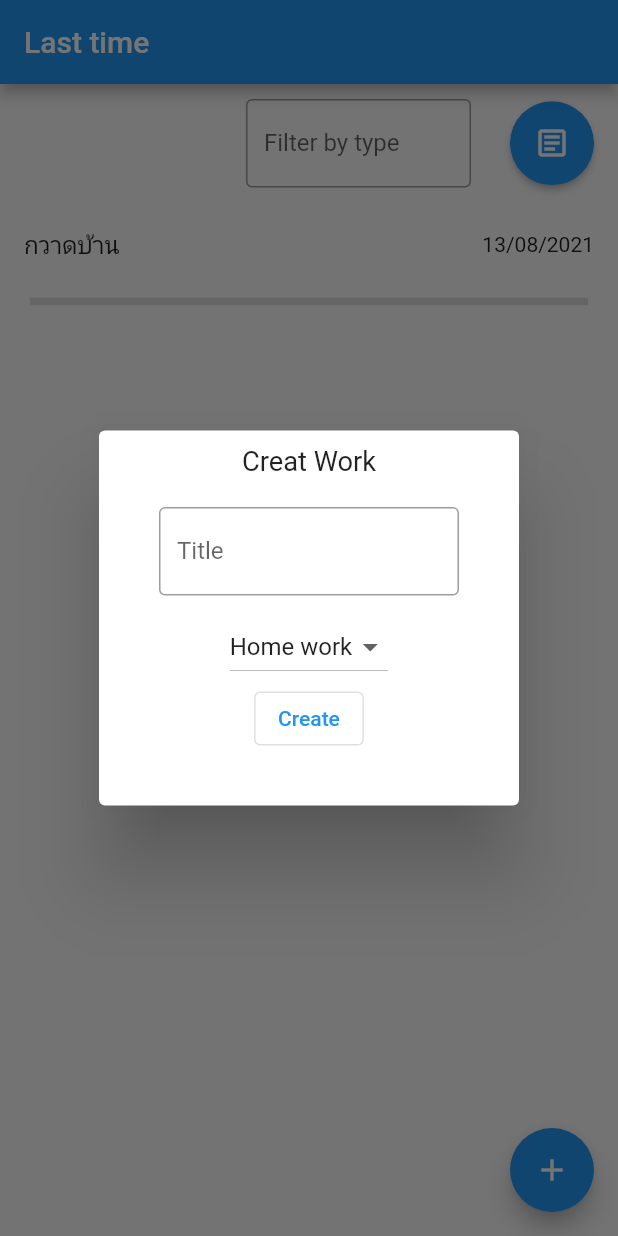
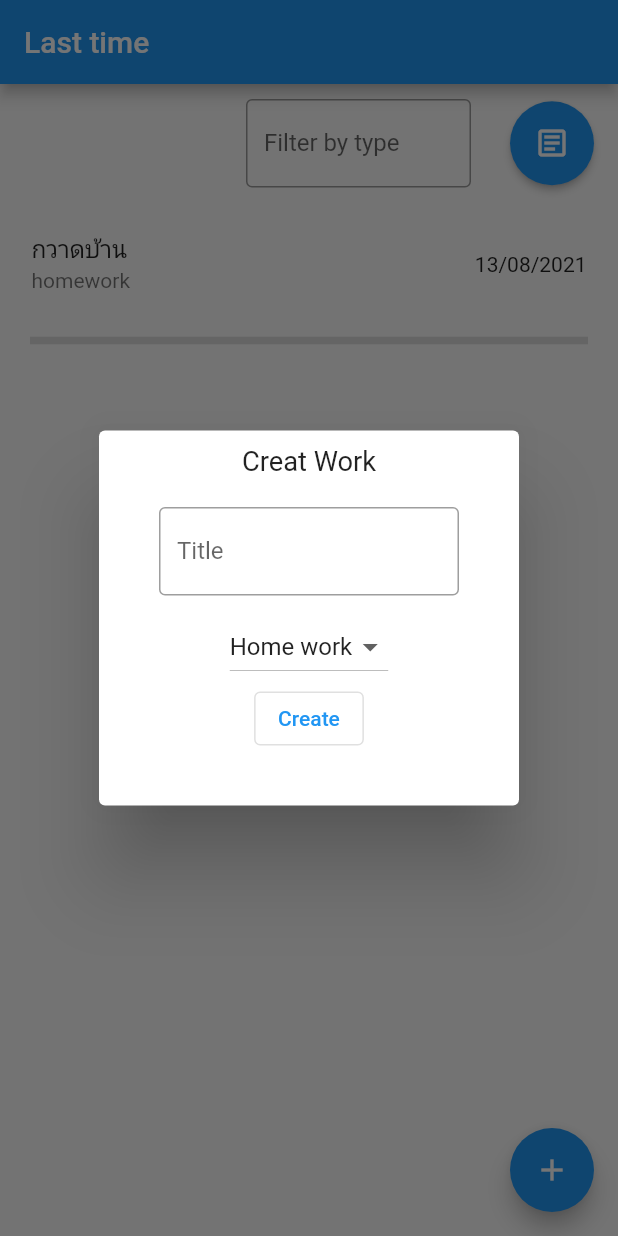
Before and after one commit to 6210110346/lasttime_midterm, a Flutter app: the screen it shows after launch, after a tap on the "add" icon, on a phone screen of 412 x 824 dp. Run offline on Flutter 3.47's test engine with Material 2 defaults, Android fonts, the phone set to English and light mode, and no system bars; our stand-ins replace hive, hive_flutter; accounts and stored records are empty.

Commit message:
debug dropdownbutton issue but have bug at  add new data

```diff
--- a/lib/pages/home_page.dart
+++ b/lib/pages/home_page.dart
@@ -2,6 +2,7 @@ import 'package:flutter/cupertino.dart';
 import 'package:flutter/material.dart';
 import 'package:intl/intl.dart';
 import 'package:midterm/objects/work.dart';
+import 'package:midterm/widgets/work_dialog.dart';
 
 class MyHomePage extends StatefulWidget {
   @override
@@ -32,13 +33,11 @@ class _MyHomePageState extends State<MyHomePage> {
                 child: TextFormField(
                   decoration: InputDecoration(
                     labelText: 'Filter by type',
-                    // filled: true,
                     border:
                         OutlineInputBorder(borderSide: BorderSide(width: 1)),
                   ),
                 ),
               ),
-              // ignore: deprecated_member_use
               MaterialButton(
                 onPressed: () {},
                 color: Colors.blue,
@@ -58,11 +57,15 @@ class _MyHomePageState extends State<MyHomePage> {
                 itemBuilder: (context, index) {
                   return Column(
                     children: [
-                      ListTile(
-                        title: Text(works[index].title),
-                        trailing: Text(
-                            DateFormat('dd/MM/yyyy').format(works[index].time)),
-                        onTap: () {},
+                      Container(
+                        margin: EdgeInsets.all(5),
+                        child: ListTile(
+                          title: Text(works[index].title),
+                          subtitle: Text(works[index].type),
+                          trailing: Text(DateFormat('dd/MM/yyyy')
+                              .format(works[index].time)),
+                          onTap: () {},
+                        ),
                       ),
                       const Divider(
                         height: 20,
@@ -77,76 +80,8 @@ class _MyHomePageState extends State<MyHomePage> {
         ],
       ),
       floatingActionButton: FloatingActionButton(
-        onPressed: () => showDialog(
-            context: context,
-            builder: (_) => Dialog(
-                  child: Container(
-                    height: 250,
-                    width: 215,
-                    child: Column(
-                      children: [
-                        Container(
-                          width: 150,
-                          alignment: Alignment.center,
-                          margin: EdgeInsets.all(10),
-                          child: Text(
-                            'Creat Work',
-                            textScaleFactor: 1.3,
-                          ),
-                        ),
-                        Container(
-                          width: 200,
-                          margin: EdgeInsets.all(10),
-                          child: TextFormField(
-                            decoration: InputDecoration(
-                              labelText: 'Title',
-                              border: OutlineInputBorder(
-                                  borderSide: BorderSide(width: 1)),
-                            ),
-                            onChanged: (value) {
-                              this.title = value;
-                            },
-                          ),
-                        ),
-                        // Container(
-                        //   width: 200,
-                        //   margin: EdgeInsets.all(10),
-                        //   child: TextFormField(
-                        //     decoration: InputDecoration(
-                        //       labelText: 'Type',
-                        //       border: OutlineInputBorder(
-                        //           borderSide: BorderSide(width: 1)),
-                        //     ),
-                        //   ),
-                        // ),
-                        DropdownButton<String>(
-                          value: type,
-                          items: initialTypes
-                              .map((item) => DropdownMenuItem(
-                                    child: Text(item),
-                                    value: item,
-                                  ))
-                              .toList(),
-                          onChanged: (value) => setState(() {
-                            this.type = value!;
-                            print(type);
-                          }),
-                        ),
-                        OutlinedButton(
-                            onPressed: () {
-                              setState(() {
-                                works.add(Work(
-                                    type: type,
-                                    title: title,
-                                    time: DateTime.now()));
-                              });
-                              Navigator.pop(context);
-                            },
-                            child: Text('Create'))
-                      ],
-                    ),
-                  ),
-                )),
+        onPressed: () =>
+            showDialog(context: context, builder: (_) => WorkDialog(workList)),
         tooltip: 'Increment',
         child: Icon(Icons.add),
       ),
--- a/lib/widgets/work_dialog.dart
+++ b/lib/widgets/work_dialog.dart
@@ -0,0 +1,76 @@
+import 'package:flutter/material.dart';
+import 'package:midterm/objects/work.dart';
+
+// ignore: must_be_immutable
+class WorkDialog extends StatefulWidget {
+  List<Work> worklist;
+  WorkDialog(this.worklist);
+  @override
+  State<StatefulWidget> createState() => _WorkDialog();
+}
+
+class _WorkDialog extends State<WorkDialog> {
+  String title = '';
+  static final List<String> initialTypes = ['Home work', 'Car care'];
+  String type = initialTypes.first;
+
+  @override
+  Widget build(BuildContext context) {
+    return Dialog(
+      child: Container(
+        height: 250,
+        width: 215,
+        child: Column(
+          children: [
+            Container(
+              width: 150,
+              alignment: Alignment.center,
+              margin: EdgeInsets.all(10),
+              child: Text(
+                'Creat Work',
+                textScaleFactor: 1.3,
+              ),
+            ),
+            Container(
+              width: 200,
+              margin: EdgeInsets.all(10),
+              child: TextFormField(
+                decoration: InputDecoration(
+                  labelText: 'Title',
+                  border: OutlineInputBorder(borderSide: BorderSide(width: 1)),
+                ),
+                onChanged: (value) {
+                  title = value;
+                },
+              ),
+            ),
+            buildDropdownButton(),
+            OutlinedButton(
+                onPressed: () {
+                  setState(() {
+                    widget.worklist.add(
+                        Work(type: type, title: title, time: DateTime.now()));
+                  });
+                  Navigator.pop(context);
+                },
+                child: Text('Create'))
+          ],
+        ),
+      ),
+    );
+  }
+
+  Widget buildDropdownButton() => DropdownButton<String>(
+        value: type,
+        items: initialTypes
+            .map((item) => DropdownMenuItem(
+                  child: Text(item),
+                  value: item,
+                ))
+            .toList(),
+        onChanged: (value) => setState(() {
+          type = value!;
+          print(type);
+        }),
+      );
+}
```
